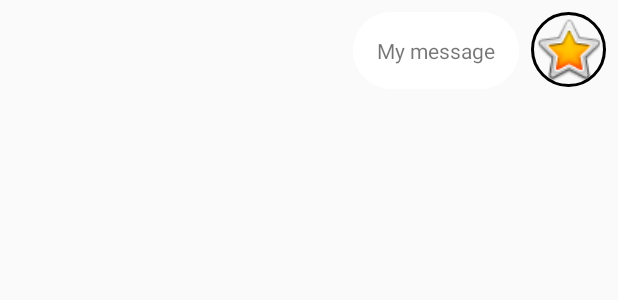
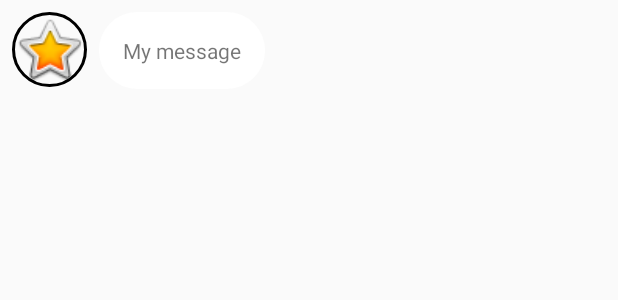
Before and after one commit to dnappi97/ErasmusFamily, an Android app: the layout chat_to_row.xml on its own in the app's theme, with its tools: preview values and no code run, on a phone screen of 412 x 824 dp. Shown: the top 300 px of the screen. Run offline under Robolectric (Android 15) with nearby library versions, the phone set to English and light mode, and no system bars.

```diff
--- a/app/src/main/res/layout/chat_to_row.xml
+++ b/app/src/main/res/layout/chat_to_row.xml
@@ -11,28 +11,46 @@ android:layout_marginBottom="12dp">
     android:id="@+id/textview_to_row"
     android:layout_width="wrap_content"
     android:layout_height="wrap_content"
-    android:layout_marginEnd="8dp"
-    android:layout_marginRight="8dp"
+    android:layout_marginStart="8dp"
+    android:layout_marginLeft="8dp"
     android:background="@drawable/rounded_edittext_register_login"
     android:maxWidth="240dp"
     android:padding="16dp"
     android:text="My message"
-    app:layout_constraintEnd_toStartOf="@+id/imageview_to_row"
+    app:layout_constraintStart_toEndOf="@+id/imageview_to_row"
     app:layout_constraintTop_toTopOf="@+id/imageview_to_row" />
+
+    <!--
+    android:layout_marginStart="8dp"
+        android:layout_marginLeft="8dp"
+
+        app:layout_constraintStart_toEndOf
+        app:layout_constraintTop_toTopOf
+
+    -->
 
 
 <de.hdodenhof.circleimageview.CircleImageView
     android:id="@+id/imageview_to_row"
     android:layout_width="50dp"
     android:layout_height="50dp"
+    android:layout_marginLeft="8dp"
     android:layout_marginTop="8dp"
-    android:layout_marginEnd="8dp"
     android:layout_marginRight="8dp"
     app:civ_border_width="2dp"
     app:civ_border_color="@android:color/black"
-    app:layout_constraintEnd_toEndOf="parent"
+    app:layout_constraintStart_toStartOf="parent"
     app:layout_constraintTop_toTopOf="parent"
     app:srcCompat="@android:drawable/btn_star_big_on" />
+
+    <!--
+    android:layout_marginLeft="8dp"
+        android:layout_marginTop="8dp"
+        android:layout_marginRight="8dp"
+
+        app:layout_constraintStart_toStartOf="parent"
+        app:layout_constraintTop_toTopOf="parent"
+    -->
 
 
 
```
Also changed, not shown: app/src/main/java/com/example/erasmusfamily/messages/ChatLogActivity.kt (+28 -59 lines), app/src/main/java/com/example/erasmusfamily/messages/MessagesActivity.kt (+12 -10 lines), app/src/main/res/layout/chat_from_row.xml (+5 -5 lines), 1 other file.
